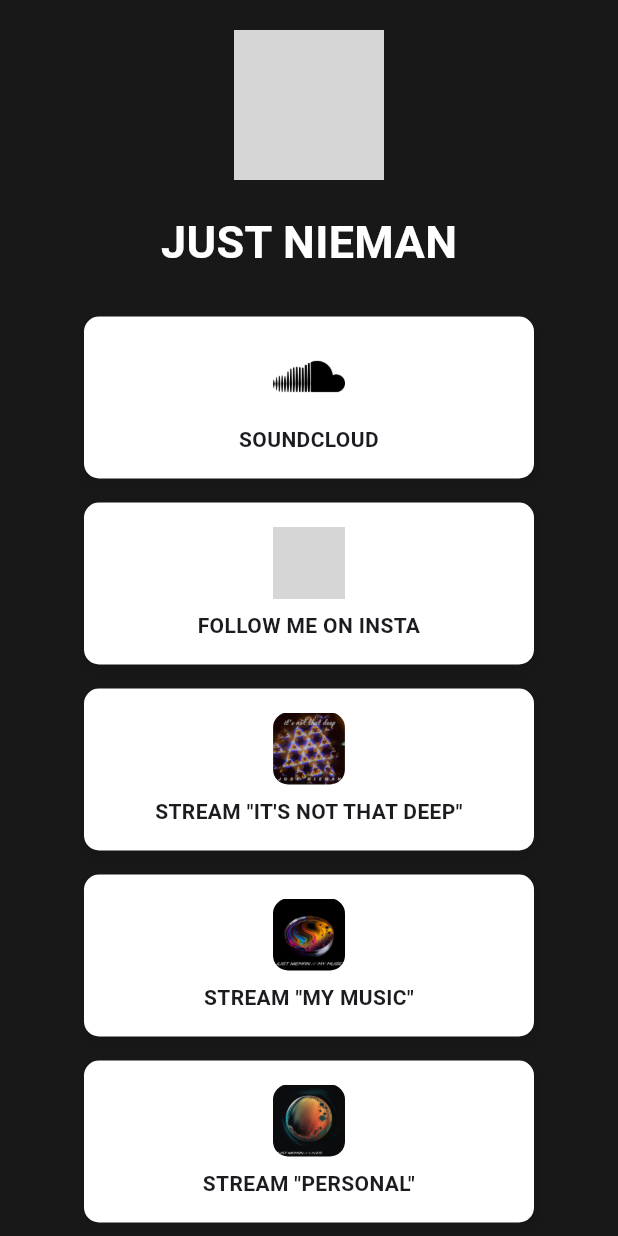
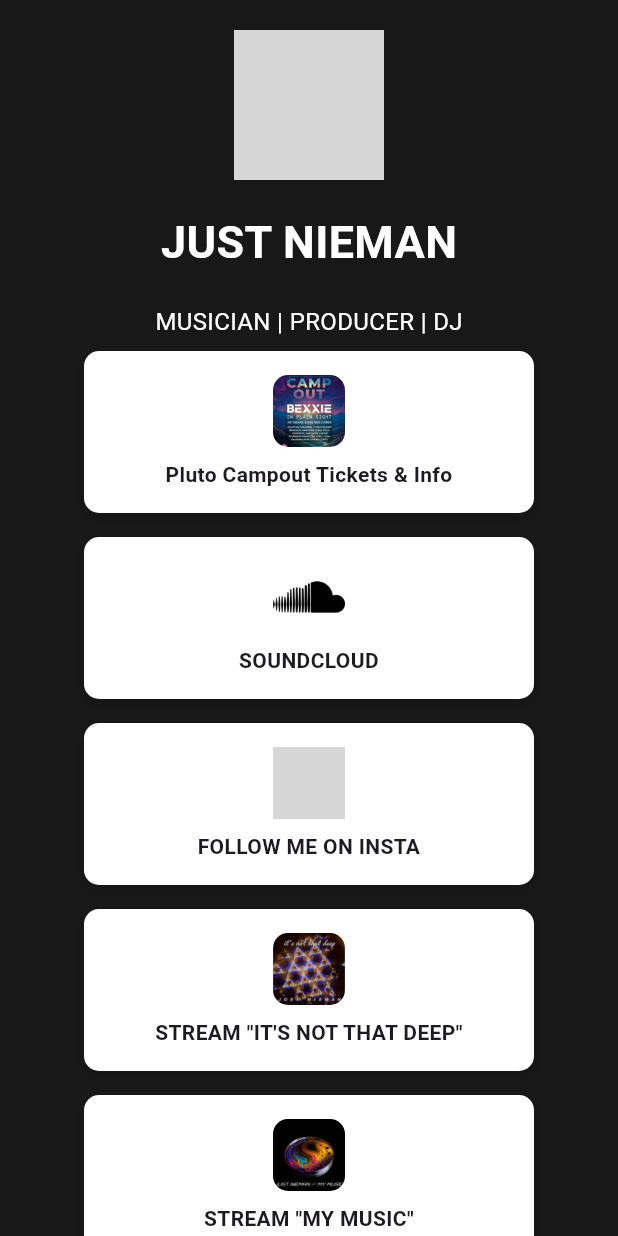
Before and after one commit to Nieman123/justNiemansWebsite, a Flutter app: the LinksPage screen opened by its route, on a phone screen of 412 x 824 dp. Run offline on Flutter 3.47's test engine with Material 3 defaults, Android fonts, the phone set to English and light mode, and no system bars; our stand-ins replace carousel_slider, firebase_analytics, firebase_core, font_awesome_flutter, go_router, video_player; missing offline and left inert: dart:html, flutter_improved_scrolling, sa3_liquid; accounts and stored records are empty; generated files the repository leaves out were written again; network calls fail; grey boxes are pictures that could not be loaded.

Commit message:
Link update

```diff
--- a/lib/links.dart
+++ b/lib/links.dart
@@ -36,6 +36,18 @@
                     fontSize: 30),
               ),
               const SizedBox(height: 20),
+              const Text(
+                "MUSICIAN | PRODUCER | DJ",
+                style: TextStyle(
+                  color: Colors.white,
+                  fontSize: 16,
+                ),
+              ),
+              const LinkBox(
+                  icon: Icons.airplane_ticket,
+                  image: AssetImage("assets/pluto-campout-compressed.png"),
+                  text: 'Pluto Campout Tickets & Info',
+                  url: 'https://pluto.events/campout'),
               const LinkBox(
                   icon: Icons.youtube_searched_for,
                   image: AssetImage("assets/soundcloud-logo.png"),
--- a/pubspec.yaml
+++ b/pubspec.yaml
@@ -85,6 +85,7 @@
     - assets/just-nieman-logo-wide.png
     - assets/just-nieman-logo.png
     - assets/just-nieman-logo-inverted.png
+    - assets/pluto-campout-compressed.png
 
   # An image asset can refer to one or more resolution-specific "variants", see
   # https://flutter.dev/assets-and-images/#resolution-aware
```
Also changed, not shown: assets/pluto-campout-compressed.png (added), 1 other file.
